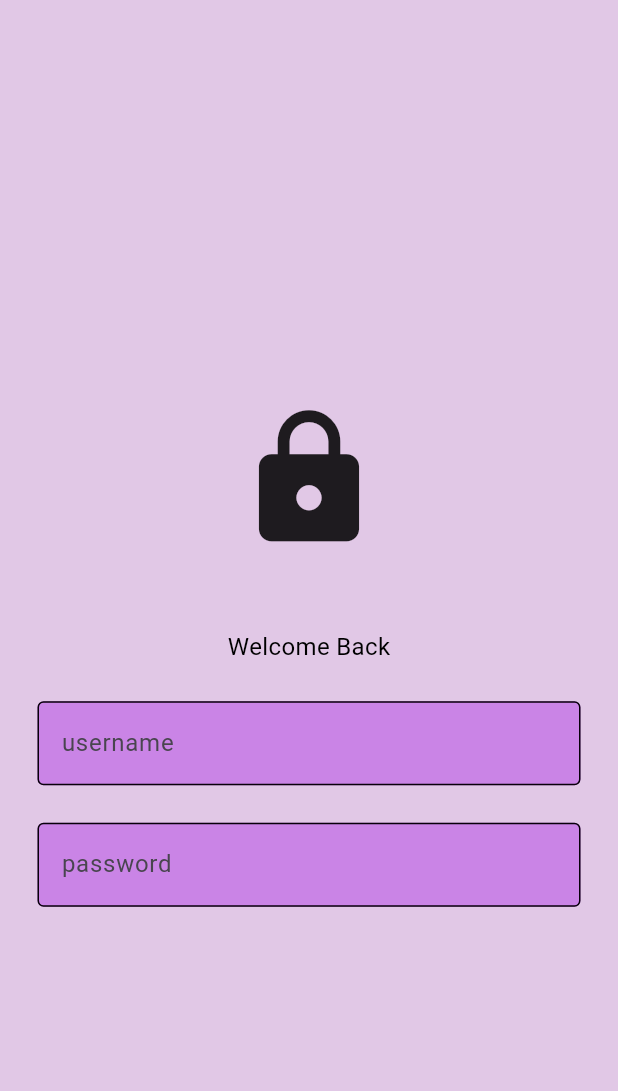
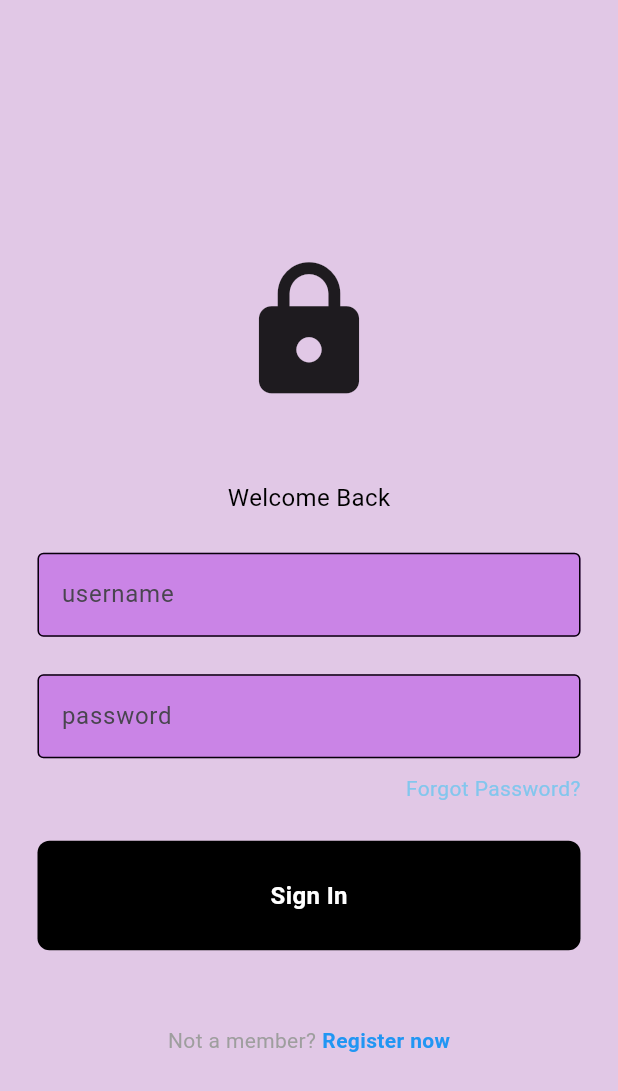
Before and after one commit to catastrxphic/productivity, a Flutter app: the screen it shows after launch, on a phone screen of 412 x 824 dp. Shown: the top 1091 px of the screen. Run offline on Flutter 3.47's test engine with Material 3 defaults, Android fonts, the phone set to English and light mode, and no system bars.

Commit message:
working on sign up

```diff
--- /dev/null
+++ b/blissfullden_app/lib/components/button.dart
@@ -0,0 +1,31 @@
+import 'package:flutter/material.dart';
+
+class Button extends StatelessWidget {
+  final Function()? onTap;
+  const Button({super.key, required this.onTap});
+
+  @override
+  Widget build(BuildContext context) {
+    return GestureDetector(
+      onTap: onTap ,
+      child: Container(
+        padding: const EdgeInsets.all(25),
+        margin: const EdgeInsets.symmetric(horizontal:25),
+        decoration: BoxDecoration(
+          color: Colors.black,
+          borderRadius: BorderRadius.circular(8)
+        ),
+        child: const Center(
+          child: Text(
+            "Sign In",
+            style: TextStyle(
+              color:  Colors.white,
+              fontWeight: FontWeight.bold,
+              fontSize: 16,
+            ),
+          )
+        )
+      ),
+    );
+  }
+}
--- a/blissfullden_app/lib/login.dart
+++ b/blissfullden_app/lib/login.dart
@@ -1,5 +1,8 @@
+import 'package:blissfullden_app/components/button.dart';
 import 'package:blissfullden_app/components/my_textfield.dart';
 import 'package:flutter/material.dart';
+import 'package:http/http.dart' as http;
+
 
 
 class LoginPage extends StatelessWidget {
@@ -7,6 +10,26 @@ class LoginPage extends StatelessWidget {
   final usernameController = TextEditingController();
   final passwordController = TextEditingController();
 
+  Future <void> login(BuildContext context) async{
+    final response = await http.post(
+      Uri.parse("http://127.0.0.1:8000/login/"),
+      body:{
+        'username':usernameController.text,
+        'password':passwordController.text,
+      },
+    );
+
+    if (response.statusCode == 200){
+      Navigator.pushNamed(context, '/tasks/');
+    }
+    else{
+      ScaffoldMessenger.of(context).showSnackBar(
+        const SnackBar(
+          content:  Text('Login failed.')
+          ),
+      );
+    }
+  }
 
   @override
   Widget build(BuildContext context) {
@@ -45,7 +68,47 @@ class LoginPage extends StatelessWidget {
                 controller: passwordController,
                 hintText: 'password' ,
                 obscureText: true,
+              ),
+
+              const SizedBox(height: 10),
+              const Padding(
+                padding: EdgeInsets.symmetric(horizontal: 25.0),
+                child: Row(
+                  mainAxisAlignment: MainAxisAlignment.end,
+                  children: [
+                    Text(
+                      'Forgot Password?',
+                      style: TextStyle(color: Color.fromARGB(255, 131, 198, 237)),
+                    )
+                  ],
+                ),
+              ),
+
+              const SizedBox(height: 25),
+              Button(onTap:()=> login(context)),
+
+              const SizedBox(height: 50),
+              GestureDetector(
+                onTap:(){
+                  Navigator.pushNamed(context, '/signup');
+                } ,
+                child: const Row(
+                  mainAxisAlignment: MainAxisAlignment.center,
+                  children: [
+                    Text('Not a member?',
+                    style: TextStyle(color:Colors.grey)
+                    ,),
+                    SizedBox(width: 4),
+                    Text(
+                      "Register now",
+                      style: TextStyle(
+                      color:Colors.blue, fontWeight: FontWeight.bold
+                      ),
+                    )
+                  ],
+                )
               )
+
             ],
           ),
         )
--- a/blissfullden_app/lib/main.dart
+++ b/blissfullden_app/lib/main.dart
@@ -118,7 +118,6 @@
 
 import 'package:blissfullden_app/login.dart';
 import 'package:flutter/material.dart';
-import 'package:flutter/rendering.dart';
 
 void main() {
   runApp(const MyApp());
--- a/blissfullden_app/pubspec.yaml
+++ b/blissfullden_app/pubspec.yaml
@@ -30,6 +30,7 @@ environment:
 dependencies:
   flutter:
     sdk: flutter
+  url_launcher: ^6.0.6
 
 
   # The following adds the Cupertino Icons font to your application.
```
Also changed, not shown: blissfullden_app/pubspec.lock, 35 other files.
